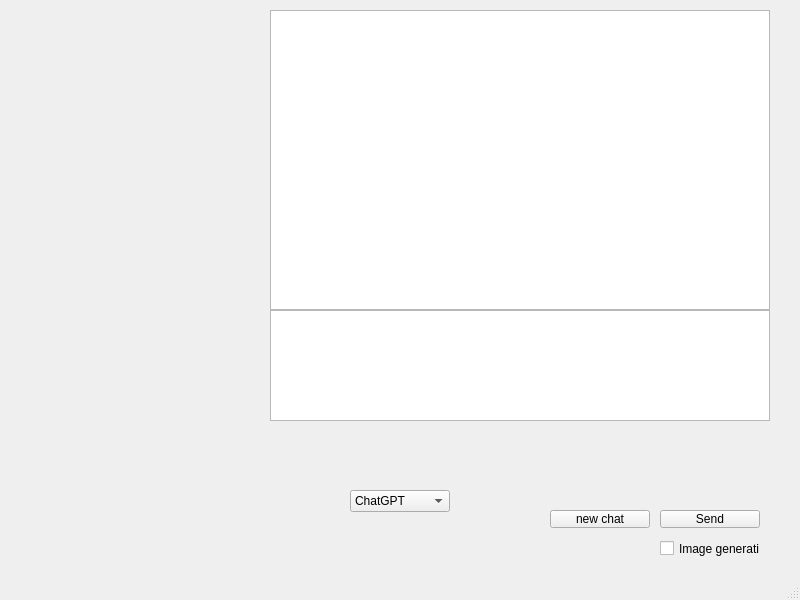
The window that mainwindow.ui (HiVltg3/DesktopAiHelper) describes before a commit, drawn with Qt 5.
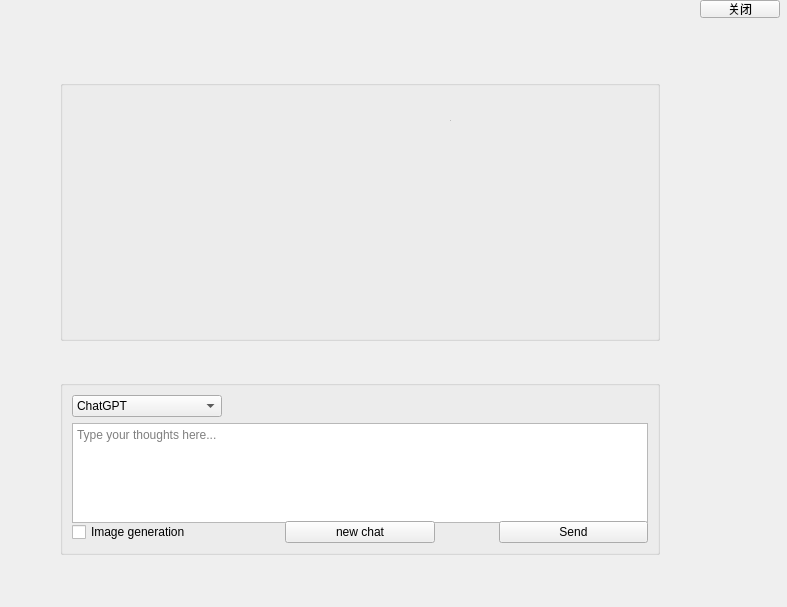
The same window after the commit. Icons and pictures are not drawn.

```diff
--- a/mainwindow.ui
+++ b/mainwindow.ui
@@ -6,160 +6,248 @@
    <rect>
     <x>0</x>
     <y>0</y>
-    <width>800</width>
-    <height>600</height>
+    <width>787</width>
+    <height>607</height>
    </rect>
   </property>
   <property name="windowTitle">
    <string>MainWindow</string>
   </property>
+  <property name="layoutDirection">
+   <enum>Qt::LayoutDirection::LeftToRight</enum>
+  </property>
   <widget class="QWidget" name="centralwidget">
-   <widget class="QPlainTextEdit" name="UserInput">
+   <widget class="QGroupBox" name="groupBox_chatBox">
     <property name="geometry">
      <rect>
-      <x>270</x>
-      <y>310</y>
-      <width>500</width>
-      <height>111</height>
+      <x>60</x>
+      <y>80</y>
+      <width>600</width>
+      <height>261</height>
      </rect>
     </property>
     <property name="minimumSize">
      <size>
-      <width>500</width>
-      <height>100</height>
+      <width>600</width>
+      <height>0</height>
      </size>
     </property>
+    <property name="title">
+     <string/>
+    </property>
    </widget>
    <widget class="QTextBrowser" name="AIResponse">
     <property name="geometry">
      <rect>
-      <x>270</x>
-      <y>10</y>
-      <width>500</width>
-      <height>300</height>
+      <x>450</x>
+      <y>120</y>
+      <width>1</width>
+      <height>1</height>
      </rect>
     </property>
     <property name="minimumSize">
      <size>
-      <width>500</width>
-      <height>300</height>
+      <width>1</width>
+      <height>1</height>
      </size>
     </property>
+    <property name="maximumSize">
+     <size>
+      <width>1</width>
+      <height>1</height>
+     </size>
+    </property>
    </widget>
-   <widget class="QPushButton" name="button_sendText">
+   <widget class="QGroupBox" name="groupBox_functionalArea">
     <property name="geometry">
      <rect>
-      <x>660</x>
-      <y>510</y>
-      <width>100</width>
-      <height>18</height>
+      <x>60</x>
+      <y>380</y>
+      <width>600</width>
+      <height>175</height>
      </rect>
     </property>
     <property name="minimumSize">
      <size>
-      <width>100</width>
+      <width>600</width>
       <height>0</height>
      </size>
     </property>
-    <property name="text">
-     <string>Send</string>
+    <property name="maximumSize">
+     <size>
+      <width>16777215</width>
+      <height>250</height>
+     </size>
     </property>
-    <property name="icon">
-     <iconset>
-      <normaloff>icons/sendIcon.png</normaloff>icons/sendIcon.png</iconset>
+    <property name="title">
+     <string/>
     </property>
+    <layout class="QGridLayout" name="gridLayout">
+     <item row="0" column="0">
+      <widget class="QComboBox" name="comboBox">
+       <property name="minimumSize">
+        <size>
+         <width>150</width>
+         <height>0</height>
+        </size>
+       </property>
+       <property name="maximumSize">
+        <size>
+         <width>100</width>
+         <height>16777215</height>
+        </size>
+       </property>
+       <property name="layoutDirection">
+        <enum>Qt::LayoutDirection::LeftToRight</enum>
+       </property>
+       <item>
+        <property name="text">
+         <string>ChatGPT</string>
+        </property>
+        <property name="icon">
+         <iconset resource="resource.qrc">
+          <normaloff>:/icons/icons/chatgpt.png</normaloff>:/icons/icons/chatgpt.png</iconset>
+        </property>
+       </item>
+       <item>
+        <property name="text">
+         <string>Google Gemini</string>
+        </property>
+        <property name="icon">
+         <iconset resource="resource.qrc">
+          <normaloff>:/icons/icons/Gemini.png</normaloff>:/icons/icons/Gemini.png</iconset>
+        </property>
+       </item>
+      </widget>
+     </item>
+     <item row="1" column="0">
+      <widget class="QPlainTextEdit" name="UserInput">
+       <property name="minimumSize">
+        <size>
+         <width>500</width>
+         <height>100</height>
+        </size>
+       </property>
+       <property name="maximumSize">
+        <size>
+         <width>16777215</width>
+         <height>100</height>
+        </size>
+       </property>
+       <property name="accessibleDescription">
+        <string/>
+       </property>
+       <property name="placeholderText">
+        <string>Type your thoughts here...</string>
+       </property>
+      </widget>
+     </item>
+     <item row="2" column="0">
+      <layout class="QHBoxLayout" name="horizontalLayout">
+       <item>
+        <widget class="QCheckBox" name="checkBox_imgGen">
+         <property name="minimumSize">
+          <size>
+           <width>100</width>
+           <height>0</height>
+          </size>
+         </property>
+         <property name="text">
+          <string>Image generation</string>
+         </property>
+        </widget>
+       </item>
+       <item>
+        <spacer name="horizontalSpacer">
+         <property name="orientation">
+          <enum>Qt::Orientation::Horizontal</enum>
+         </property>
+         <property name="sizeType">
+          <enum>QSizePolicy::Policy::Ignored</enum>
+         </property>
+         <property name="sizeHint" stdset="0">
+          <size>
+           <width>58</width>
+           <height>20</height>
+          </size>
+         </property>
+        </spacer>
+       </item>
+       <item>
+        <widget class="QPushButton" name="button_newChat">
+         <property name="minimumSize">
+          <size>
+           <width>150</width>
+           <height>0</height>
+          </size>
+         </property>
+         <property name="text">
+          <string>new chat</string>
+         </property>
+         <property name="icon">
+          <iconset resource="resource.qrc">
+           <normaloff>:/icons/icons/chaticon.png</normaloff>:/icons/icons/chaticon.png</iconset>
+         </property>
+        </widget>
+       </item>
+       <item>
+        <spacer name="horizontalSpacer_2">
+         <property name="orientation">
+          <enum>Qt::Orientation::Horizontal</enum>
+         </property>
+         <property name="sizeType">
+          <enum>QSizePolicy::Policy::Ignored</enum>
+         </property>
+         <property name="sizeHint" stdset="0">
+          <size>
+           <width>58</width>
+           <height>20</height>
+          </size>
+         </property>
+        </spacer>
+       </item>
+       <item>
+        <widget class="QPushButton" name="button_sendText">
+         <property name="minimumSize">
+          <size>
+           <width>100</width>
+           <height>0</height>
+          </size>
+         </property>
+         <property name="layoutDirection">
+          <enum>Qt::LayoutDirection::LeftToRight</enum>
+         </property>
+         <property name="text">
+          <string>Send</string>
+         </property>
+         <property name="icon">
+          <iconset resource="resource.qrc">
+           <normaloff>:/icons/icons/sendIcon.png</normaloff>:/icons/icons/sendIcon.png</iconset>
+         </property>
+        </widget>
+       </item>
+      </layout>
+     </item>
+    </layout>
    </widget>
-   <widget class="QPushButton" name="button_newChat">
+   <widget class="QPushButton" name="button_close">
     <property name="geometry">
      <rect>
-      <x>550</x>
-      <y>510</y>
-      <width>100</width>
+      <x>700</x>
+      <y>0</y>
+      <width>80</width>
       <height>18</height>
      </rect>
     </property>
-    <property name="minimumSize">
-     <size>
-      <width>100</width>
-      <height>0</height>
-     </size>
-    </property>
     <property name="text">
-     <string>new chat</string>
+     <string>关闭</string>
     </property>
     <property name="icon">
      <iconset resource="resource.qrc">
       <normaloff>:/icons/icons/chaticon.png</normaloff>:/icons/icons/chaticon.png</iconset>
     </property>
    </widget>
-   <widget class="QCheckBox" name="checkBox_imgGen">
-    <property name="geometry">
-     <rect>
-      <x>660</x>
-      <y>540</y>
-      <width>100</width>
-      <height>17</height>
-     </rect>
-    </property>
-    <property name="minimumSize">
-     <size>
-      <width>100</width>
-      <height>0</height>
-     </size>
-    </property>
-    <property name="text">
-     <string>Image generation</string>
-    </property>
-   </widget>
-   <widget class="QComboBox" name="comboBox">
-    <property name="geometry">
-     <rect>
-      <x>350</x>
-      <y>490</y>
-      <width>100</width>
-      <height>22</height>
-     </rect>
-    </property>
-    <property name="minimumSize">
-     <size>
-      <width>100</width>
-      <height>0</height>
-     </size>
-    </property>
-    <property name="layoutDirection">
-     <enum>Qt::LayoutDirection::LeftToRight</enum>
-    </property>
-    <item>
-     <property name="text">
-      <string>ChatGPT</string>
-     </property>
-     <property name="icon">
-      <iconset resource="resource.qrc">
-       <normaloff>:/icons/icons/chatgpt.png</normaloff>:/icons/icons/chatgpt.png</iconset>
-     </property>
-    </item>
-    <item>
-     <property name="text">
-      <string>Google Gemini</string>
-     </property>
-     <property name="icon">
-      <iconset resource="resource.qrc">
-       <normaloff>:/icons/icons/Gemini.png</normaloff>:/icons/icons/Gemini.png</iconset>
-     </property>
-    </item>
-   </widget>
   </widget>
-  <widget class="QMenuBar" name="menubar">
-   <property name="geometry">
-    <rect>
-     <x>0</x>
-     <y>0</y>
-     <width>800</width>
-     <height>17</height>
-    </rect>
-   </property>
-  </widget>
-  <widget class="QStatusBar" name="statusbar"/>
  </widget>
  <resources>
   <include location="resource.qrc"/>
```
Left out of the diff: 21 changed lines with no effect on the pictures.
